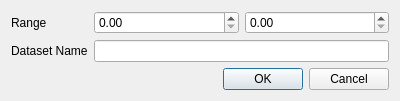
The window that dataextractordialog.ui (VespucciProject/Vespucci) describes before a commit, drawn with Qt 5.
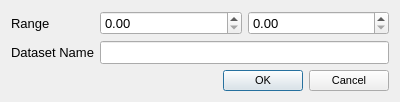
The same window after the commit.

Commit message: UI enhancements (larger dialogs with larger font (10 pt instead of 8 pt), plot preview interactions (mouse wheel zoom, drag), simplification of forms). Implementation of composite datasets through MetaDataset and MetaDatasetDialog.

```diff
--- a/dataextractordialog.ui
+++ b/dataextractordialog.ui
@@ -10,6 +10,11 @@
     <height>101</height>
    </rect>
   </property>
+  <property name="font">
+   <font>
+    <pointsize>10</pointsize>
+   </font>
+  </property>
   <property name="windowTitle">
    <string>Dialog</string>
   </property>
@@ -36,6 +41,11 @@
    </item>
    <item row="3" column="1">
     <widget class="QDialogButtonBox" name="buttonBox">
+     <property name="font">
+      <font>
+       <pointsize>8</pointsize>
+      </font>
+     </property>
      <property name="orientation">
       <enum>Qt::Horizontal</enum>
      </property>
```
Left out of the diff: 2 changed lines with no effect on the pictures. The commit also changes 36 other files.
